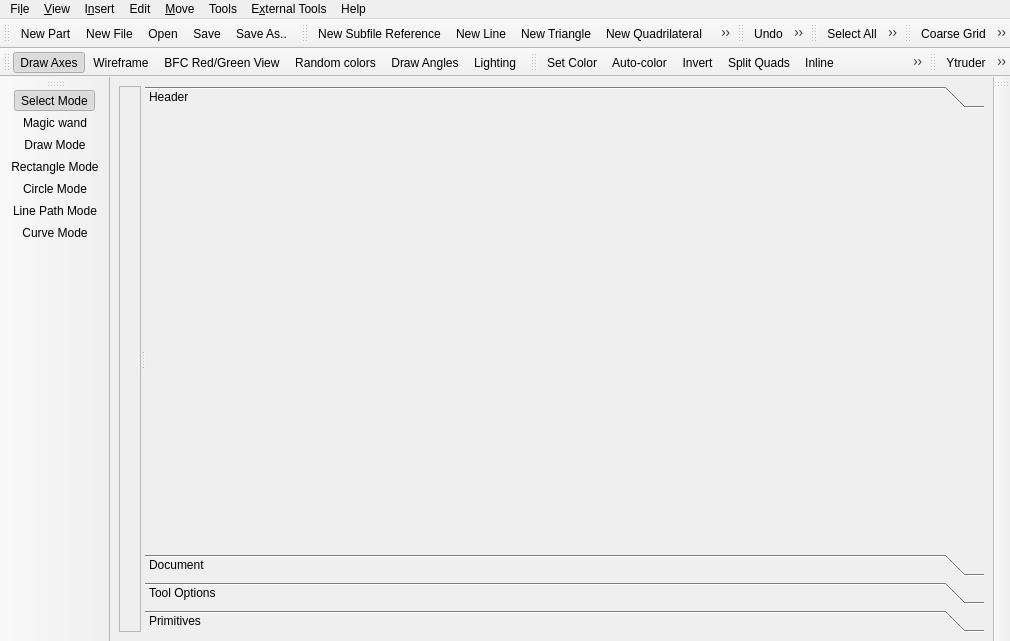
Symbian9/ldforge, file src/mainwindow.ui: the form before one commit.
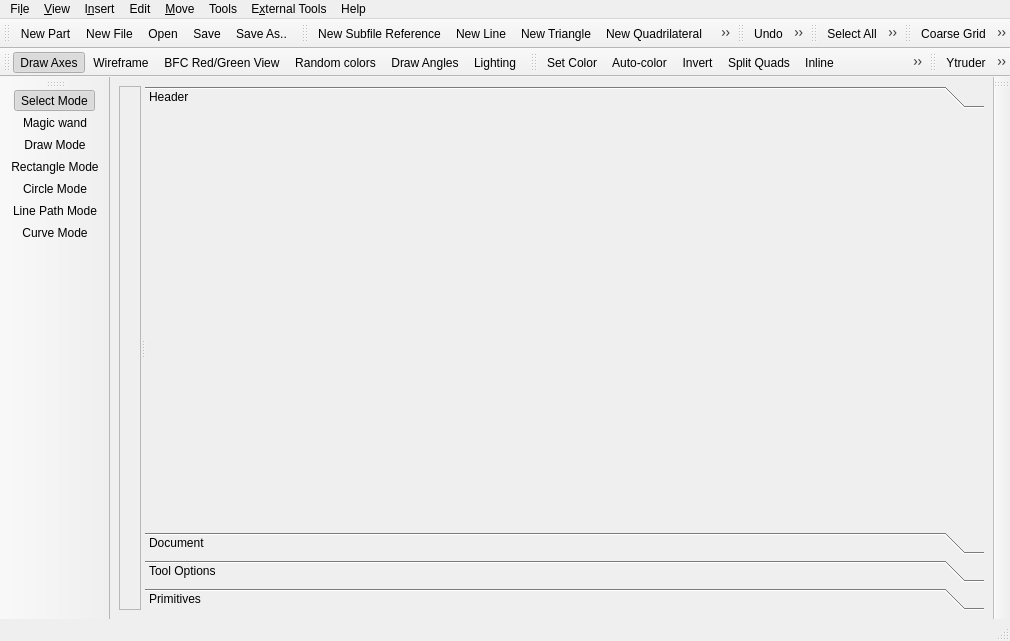
The form after the commit. The open tabs and pages were chosen to show the change. Icons and pictures are not drawn. Custom widgets are drawn as their Qt base class.

Commit message: added a status bar and moved printed messages there

Diff of the .ui file:
```diff
--- a/src/mainwindow.ui
+++ b/src/mainwindow.ui
@@ -47,8 +47,8 @@
          <rect>
           <x>0</x>
           <y>0</y>
-          <width>98</width>
-          <height>28</height>
+          <width>926</width>
+          <height>336</height>
          </rect>
         </property>
         <attribute name="label">
@@ -607,6 +607,7 @@
    <addaction name="actionCoverer"/>
    <addaction name="actionEdger2"/>
   </widget>
+  <widget class="QStatusBar" name="statusBar"/>
   <action name="actionNewPart">
    <property name="icon">
     <iconset resource="../ldforge.qrc">
```
Left out of the diff: 13 changed lines with no effect on the pictures. The commit also changes 10 other files.
